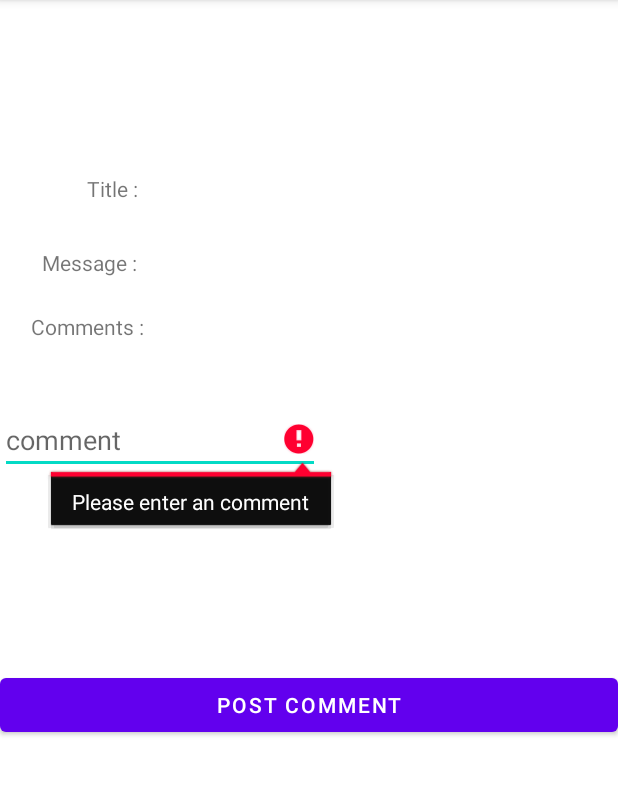
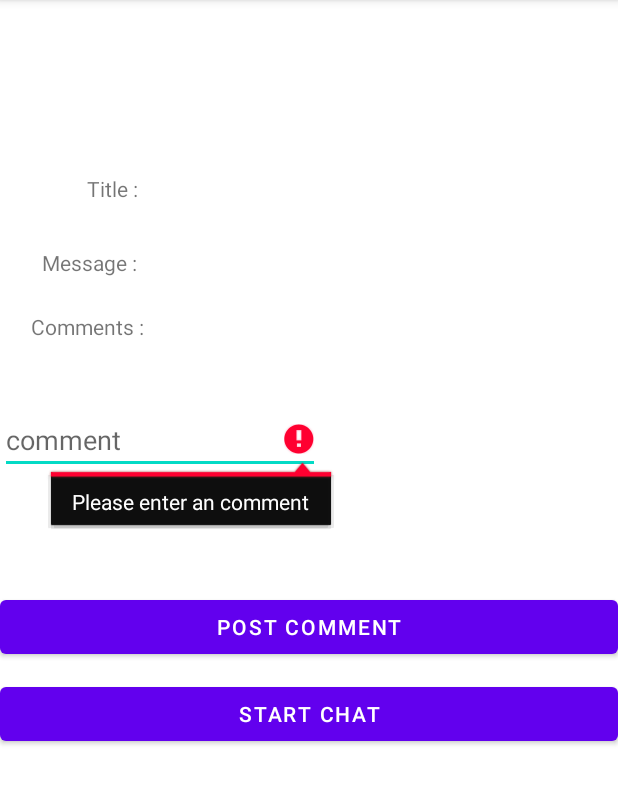
Before and after one commit to danoshi/fh-campus-WannaDo, an Android app: the ThreadDetailsActivity screen opened directly, with no data from a screen before it, after a tap on "POST COMMENT", on a phone screen of 412 x 824 dp, the part 84-888 px from its top. Run offline under Robolectric (Android 15) with nearby library versions, the phone set to English and light mode, and no system bars; our stand-ins replace Firebase (no records; nobody signed in at launch, a user with empty details on screens opened directly); 4 statements that could not run were skipped.

Commit message:
added comments

```diff
--- a/app/src/main/java/fh/campus/wannado/activities/MainActivity.java
+++ b/app/src/main/java/fh/campus/wannado/activities/MainActivity.java
@@ -92,7 +92,7 @@ public class MainActivity extends AppCompatActivity {
                                         .addOnFailureListener(e -> Log.d(TAG, "onFailure: Email not sent" + e.getMessage()));
 
                                 userID = mFirebaseAuth.getCurrentUser().getUid();
-                                DocumentReference documentReference = firestore.collection("users").document(userID);
+                                DocumentReference documentReference = firestore.collection("users").document();
                                 Map<String, Object> user = new HashMap<>();
                                 user.put("username", uname);
                                 user.put("email", email);
--- a/app/src/main/java/fh/campus/wannado/activities/ThreadDetailsActivity.java
+++ b/app/src/main/java/fh/campus/wannado/activities/ThreadDetailsActivity.java
@@ -1,41 +1,30 @@
 package fh.campus.wannado.activities;
 
-import android.content.Intent;
 import android.os.Bundle;
-import android.util.Log;
-import android.view.View;
 import android.widget.Button;
 import android.widget.EditText;
 import android.widget.TextView;
-import android.widget.Toast;
 
 import androidx.appcompat.app.AppCompatActivity;
 
-import com.google.android.gms.tasks.OnSuccessListener;
 import com.google.firebase.auth.FirebaseAuth;
-import com.google.firebase.firestore.DocumentReference;
 import com.google.firebase.firestore.FirebaseFirestore;
 import com.google.firebase.firestore.QueryDocumentSnapshot;
 
-import java.util.ArrayList;
-import java.util.HashMap;
-import java.util.Map;
-
 import fh.campus.wannado.R;
-import fh.campus.wannado.collections.chats.ChatCollection;
-import fh.campus.wannado.collections.chats.ChatDocument;
-import fh.campus.wannado.collections.post.PostCollection;
+import fh.campus.wannado.collections.comment.CommentCollection;
+import fh.campus.wannado.collections.comment.CommentDocument;
 import fh.campus.wannado.collections.post.PostDocument;
 
 public class ThreadDetailsActivity extends AppCompatActivity {
 
     TextView titleDb, MessageDb, commentsFromDb;
     EditText comment;
-    Button buttonComment;
+    Button buttonComment, buttonChat;
     FirebaseAuth mFirebaseAuth;
     String userID;
-    FirebaseFirestore  firestore;
-    ArrayList<PostDocument> items;
+    FirebaseFirestore firestore;
+    PostDocument postDocument;
 
 
     protected void onCreate(Bundle savedInstanceState) {
@@ -50,47 +39,50 @@ public class ThreadDetailsActivity extends AppCompatActivity {
         comment = findViewById(R.id.editTextComment);
         buttonComment = findViewById(R.id.buttonPostComment);
         commentsFromDb = findViewById(R.id.textViewCommentsFromDb);
+        buttonChat = findViewById(R.id.start_chat);
 
-        PostCollection.getCurrentUserPosts(task -> {
-            if(task.isSuccessful()){
-                for(QueryDocumentSnapshot queryDocumentSnapshot : task.getResult()){
-                    PostDocument postDocument = PostCollection.postOf(queryDocumentSnapshot);
-                    items.add(postDocument);
-                    titleDb.setText(postDocument.getTitle());
-                    MessageDb.setText(postDocument.getMessage());
-                    //commentsFromDb.setText(postDocument.);
-                }
+        postDocument = (PostDocument) getIntent().getExtras().get("THREAD");
+
+
+        titleDb.setText(postDocument.getTitle());
+        MessageDb.setText(postDocument.getMessage());
+        CommentCollection.getThreadComments(e -> {
+            StringBuilder sb = new StringBuilder();
+            for (QueryDocumentSnapshot document : e.getResult()) {
+                sb.append(document.toObject(CommentDocument.class).toString());
             }
-        });
+            setComments(sb.toString());
+        }, postDocument.getThreadID());
 
-        buttonComment.setOnClickListener(new View.OnClickListener() {
-            @Override
-            public void onClick(View v) {
-                String insertedComment = comment.getText().toString();
-
-                if(insertedComment.isEmpty()){
-                    comment.setError("Please enter an comment");
-                    comment.requestFocus();
-                }
-                else if (!insertedComment.isEmpty()){
-                    userID = mFirebaseAuth.getCurrentUser().getUid();
-                    DocumentReference documentReference = firestore.collection("thread").document();
-                    Map<String, Object> thread = new HashMap<>();
-                    thread.put("comment", comment);
-                    thread.put("commentedUserID", userID);
-                    documentReference.set(thread).addOnSuccessListener(new OnSuccessListener<Void>() {
-                        @Override
-                        public void onSuccess(Void aVoid) {
-                            Log.d("TAG", "onSuccess: user comment has been stored"+ userID);
-                        }
-                    });
-                    startActivity(new Intent(ThreadDetailsActivity.this, HomeActivity.class));
-                }
-                else {
-                    Toast.makeText(ThreadDetailsActivity.this, "Error Occurred", Toast.LENGTH_SHORT).show();
-                }
-            }
-        });
+        buttonComment.setOnClickListener(v -> postComment());
+        buttonChat.setOnClickListener(v -> setStartChatButton());
 
     }
+
+    public void setComments(String comments){
+        commentsFromDb.setText(comments);
+    }
+
+
+    public void postComment(){
+        String insertedComment = comment.getText().toString();
+        if (insertedComment.isEmpty()) {
+            comment.setError("Please enter an comment");
+            comment.requestFocus();
+        } else if (!insertedComment.isEmpty()) {
+            userID = mFirebaseAuth.getCurrentUser().getUid();
+            CommentCollection.saveThreadComments(CommentDocument.builder()
+                    .comment(comment.getText().toString())
+                    .threadID(postDocument.getThreadID())
+                    .userID(userID)
+                    .build()
+            );
+            onBackPressed();
+        }
+    }
+
+    public void setStartChatButton(){
+
+    }
+
 }
--- a/app/src/main/java/fh/campus/wannado/collections/post/PostCollection.java
+++ b/app/src/main/java/fh/campus/wannado/collections/post/PostCollection.java
@@ -17,9 +17,11 @@ public class PostCollection {
         FirebaseFirestore firestore = FirebaseFirestore.getInstance();
         firestore.collection(COLLECTION_NAME).get().addOnCompleteListener(onCompleteListener);
     }
+
     public static PostDocument postOf(QueryDocumentSnapshot queryDocumentSnapshot){
         return PostDocument.builder()
                 .userID(queryDocumentSnapshot.getString(USERNAME_FIELD))
+                .threadID(queryDocumentSnapshot.getId())
                 .title(queryDocumentSnapshot.getString(TITLE_FIELD))
                 .message(queryDocumentSnapshot.getString(MESSAGE_FIELD))
                 .build();
--- a/app/src/main/java/fh/campus/wannado/collections/post/PostDocument.java
+++ b/app/src/main/java/fh/campus/wannado/collections/post/PostDocument.java
@@ -12,5 +12,5 @@ public class PostDocument implements Serializable {
     private final String userID;
     private final String title;
     private final String message;
-
+    private final String threadID;
 }
--- a/app/src/main/java/fh/campus/wannado/fragments/home/adapters/PostDocumentAdapter.java
+++ b/app/src/main/java/fh/campus/wannado/fragments/home/adapters/PostDocumentAdapter.java
@@ -60,6 +60,7 @@ public class PostDocumentAdapter extends RecyclerView.Adapter<PostDocumentAdapte
         holder.setOnClickListener(e -> {
             Intent intent;
             intent = new Intent(context, ThreadDetailsActivity.class);
+            intent.putExtra("THREAD", currentItem);
             context.startActivity(intent);
         });
     }
--- a/app/src/main/res/layout/onclickthread_activity.xml
+++ b/app/src/main/res/layout/onclickthread_activity.xml
@@ -79,13 +79,24 @@
         android:id="@+id/buttonPostComment"
         android:layout_width="0dp"
         android:layout_height="wrap_content"
-        android:layout_marginBottom="144dp"
         android:text="Post Comment"
+        app:layout_constraintBottom_toTopOf="@+id/start_chat"
+        app:layout_constraintEnd_toEndOf="parent"
+        app:layout_constraintHorizontal_bias="0.0"
+        app:layout_constraintStart_toStartOf="parent"
+        app:layout_constraintTop_toBottomOf="@+id/editTextComment"
+        app:layout_constraintVertical_bias="0.886" />
+
+    <Button
+        android:id="@+id/start_chat"
+        android:layout_width="0dp"
+        android:layout_height="wrap_content"
+        android:layout_marginBottom="268dp"
+        android:text="Start Chat"
         app:layout_constraintBottom_toBottomOf="parent"
         app:layout_constraintEnd_toEndOf="parent"
         app:layout_constraintHorizontal_bias="0.0"
-        app:layout_constraintStart_toStartOf="parent"
-        app:layout_constraintTop_toBottomOf="@+id/editTextComment" />
+        app:layout_constraintStart_toStartOf="parent" />
 
     <TextView
         android:id="@+id/textView"
```
Also changed, not shown: app/src/main/java/fh/campus/wannado/collections/comment/CommentCollection.java (added, +37 -0 lines), app/src/main/java/fh/campus/wannado/collections/comment/CommentDocument.java (added, +21 -0 lines).
